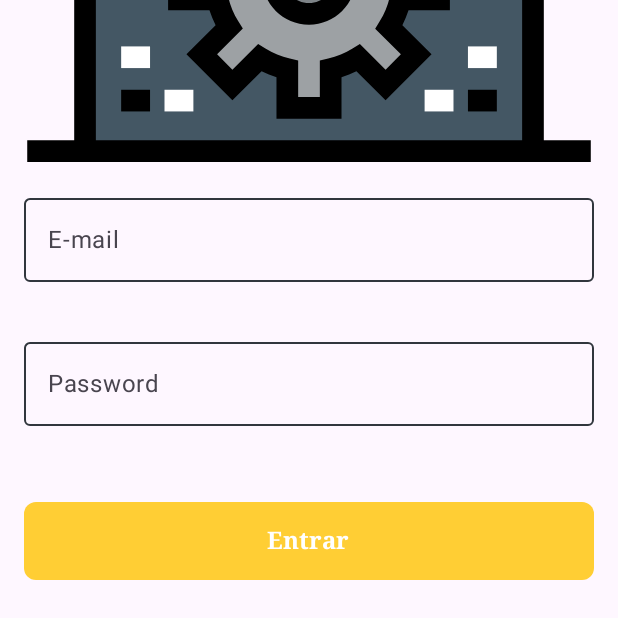
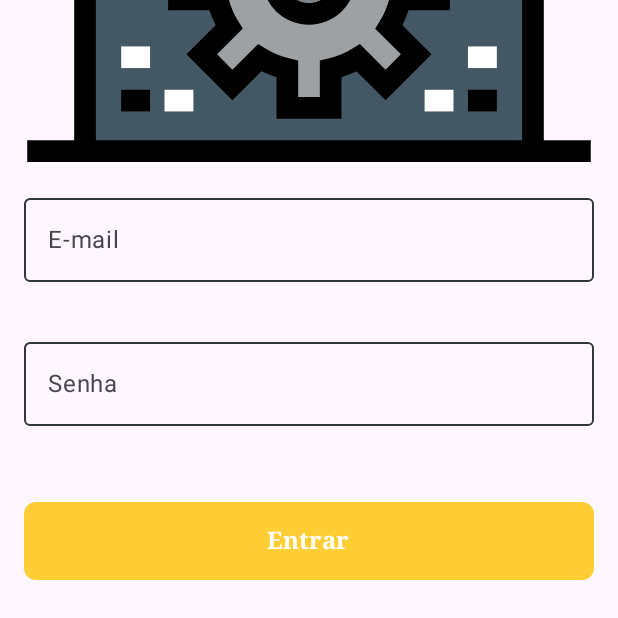
Before and after one commit to gustavofleck/HomeApp, an Android app built with Jetpack Compose: the screen it shows after launch (LoginActivity), on a phone screen of 412 x 824 dp, the part 618-1236 px from its top. Run offline under Robolectric (Android 15) with nearby library versions, the phone set to English and light mode, and no system bars; our stand-ins replace Firebase (no records; nobody signed in at launch, a user with empty details on screens opened directly).

Commit message:
FIX: Fix password label

```diff
--- a/ds/src/main/java/com/example/ds/components/InputText.kt
+++ b/ds/src/main/java/com/example/ds/components/InputText.kt
@@ -68,14 +68,14 @@ fun DSPasswordInputText(
             text = it
             onValueChange(it)
         },
-        label = { Text(text = "Password")},
+        label = { Text(text = "Senha")},
         isError = isError,
         colors = OutlinedTextFieldDefaults.colors(
             focusedBorderColor = if (isError) secondary else primary,
             unfocusedBorderColor = if (isError) tertiary else secondary,
             unfocusedPlaceholderColor = secondary
         ),
-        placeholder = { Text(text = "Password") },
+        placeholder = { Text(text = "Senha") },
         modifier = modifier,
         visualTransformation = PasswordVisualTransformation()
     )
```
